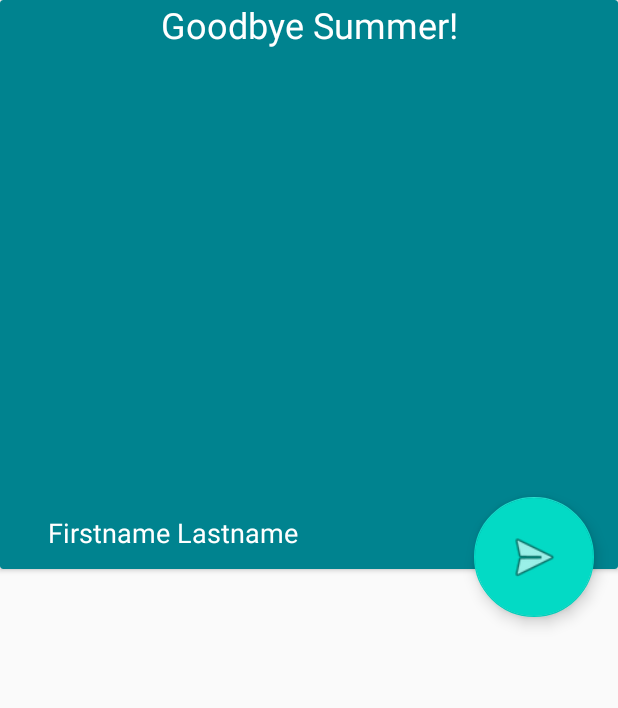
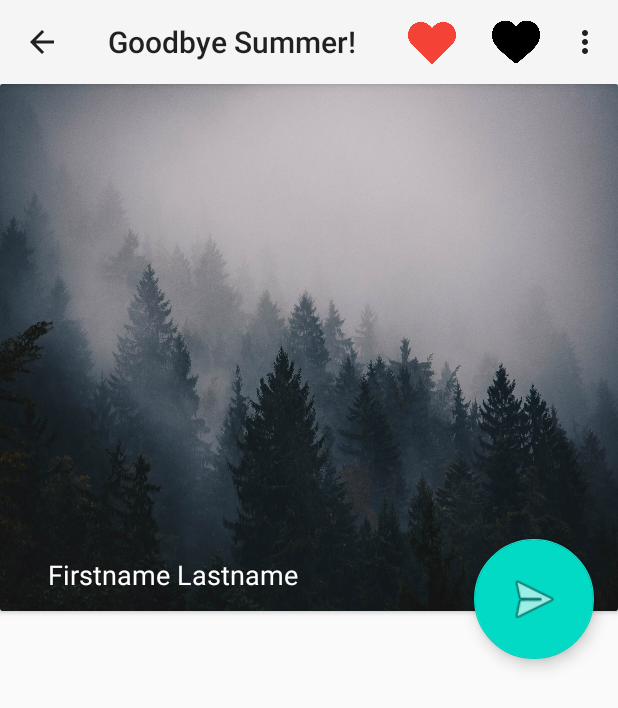
Before and after one commit to Cyroxin/AndroidNativeApps, an Android app: the screen it shows after launch (MainActivity), after a tap on "send", on a phone screen of 412 x 824 dp. Shown: the top 708 px of the screen. Run offline under Robolectric (Android 15) with nearby library versions, the phone set to English and light mode, and no system bars.

Commit message:
HelloWorldMaterialDesign V2

```diff
--- a/Examples/HelloWorldMaterialDesign/app/src/main/AndroidManifest.xml
+++ b/Examples/HelloWorldMaterialDesign/app/src/main/AndroidManifest.xml
@@ -8,7 +8,7 @@
         android:label="@string/app_name"
         android:roundIcon="@mipmap/ic_launcher_round"
         android:supportsRtl="true"
-        android:theme="@style/Theme.AppCompat.Light.NoActionBar">
+        android:theme="@style/Theme.AppCompat.Light">
         <activity
             android:name=".MainActivity"
             android:exported="true">
--- a/Examples/HelloWorldMaterialDesign/app/src/main/java/com/example/helloworld/MainActivity.kt
+++ b/Examples/HelloWorldMaterialDesign/app/src/main/java/com/example/helloworld/MainActivity.kt
@@ -2,21 +2,33 @@ package com.example.helloworld
 
 import androidx.appcompat.app.AppCompatActivity
 import android.os.Bundle
-import android.widget.Button
 import android.widget.EditText
-import android.widget.TextView
 import com.google.android.material.floatingactionbutton.FloatingActionButton
+import androidx.appcompat.app.ActionBar
+import android.view.Menu
+
+// Banner image source: https://cleanpublicdomain.com/
+// Uploader: https://cleanpublicdomain.com/vendor-dashboard/prashu8055/
 
 class MainActivity : AppCompatActivity() {
     override fun onCreate(savedInstanceState: Bundle?) {
         super.onCreate(savedInstanceState)
         setContentView(R.layout.activity_main)
 
+        val actionBar: ActionBar? = supportActionBar
+        actionBar?.setHomeAsUpIndicator(androidx.appcompat.R.drawable.abc_ic_ab_back_material);
+        actionBar?.setHomeButtonEnabled(true)
+        actionBar?.setDisplayHomeAsUpEnabled(true)
 
-        val title = findViewById<TextView>(R.id.textView)
         val btn = findViewById<FloatingActionButton>(R.id.send)
         val editbox = findViewById<EditText>(R.id.editbox)
-        btn.setOnClickListener { if(editbox.text.isEmpty()) { if (title.text == "Hello World") title.text = "Goodbye Summer!" else title.text = "Hello World"} else {title.text = "Hello " + editbox.text + '!'; editbox.text.clear()} }
+        btn.setOnClickListener { if(editbox.text.isEmpty()) { if (actionBar?.title == "Hello World") actionBar?.title = "Goodbye Summer!" else actionBar?.title = "Hello World"} else {actionBar?.title = "Hello " + editbox.text + '!'; editbox.text.clear()} }
 
     }
+
+    override fun onCreateOptionsMenu(menu: Menu?): Boolean {
+        val inflater = menuInflater
+        inflater.inflate(R.menu.items, menu)
+        return super.onCreateOptionsMenu(menu)
+    }
 }
--- a/Examples/HelloWorldMaterialDesign/app/src/main/res/layout/activity_main.xml
+++ b/Examples/HelloWorldMaterialDesign/app/src/main/res/layout/activity_main.xml
@@ -24,6 +24,7 @@
         android:layout_marginEnd="16dp"
         android:clickable="true"
         android:contentDescription="@string/send"
+        android:elevation="8dp"
         android:focusable="true"
         app:backgroundTint="@color/teal_200"
         app:ensureMinTouchTargetSize="true"
@@ -42,25 +43,13 @@
         android:layout_marginBottom="32dp"
         android:backgroundTint="@color/secondary"
         android:elevation="1dp"
+        android:foreground="@drawable/banner"
         app:layout_constraintBottom_toTopOf="@+id/border"
         app:layout_constraintEnd_toEndOf="parent"
         app:layout_constraintHorizontal_bias="0.0"
         app:layout_constraintStart_toStartOf="parent"
         app:layout_constraintTop_toTopOf="parent"
-        app:layout_constraintVertical_bias="1.0">
-
-        <TextView
-            android:id="@+id/textView"
-            android:layout_width="match_parent"
-            android:layout_height="wrap_content"
-            android:elevation="2dp"
-            android:shadowRadius="5"
-            android:text="@string/app_name"
-            android:textAlignment="center"
-            android:textColor="@color/white"
-            android:textSize="24sp" />
-
-    </androidx.cardview.widget.CardView>
+        app:layout_constraintVertical_bias="1.0"/>
 
     <ScrollView
         android:id="@+id/scrollView"
@@ -70,8 +59,7 @@
         app:layout_constraintEnd_toEndOf="parent"
         app:layout_constraintHorizontal_bias="1.0"
         app:layout_constraintStart_toStartOf="parent"
-        app:layout_constraintTop_toTopOf="@id/border"
-        app:layout_constraintVertical_bias="1.0"
+        app:layout_constraintTop_toBottomOf="@id/cardView"
         tools:ignore="SpeakableTextPresentCheck">
 
     </ScrollView>
--- /dev/null
+++ b/Examples/HelloWorldMaterialDesign/app/src/main/res/menu/items.xml
@@ -0,0 +1,29 @@
+<?xml version="1.0" encoding="utf-8"?>
+<menu xmlns:app="http://schemas.android.com/apk/res-auto"
+    xmlns:android="http://schemas.android.com/apk/res/android" >
+
+    <item
+        android:id="@+id/gamepad"
+        android:title="like"
+        android:icon="@drawable/likered"
+        app:showAsAction="ifRoom|withText" />
+
+    <item
+        android:id="@+id/camera"
+        android:title="hate"
+        android:icon="@drawable/likedark"
+        app:showAsAction="ifRoom|withText" />
+    <item
+        android:id="@+id/phone"
+        android:title="item1"
+        app:showAsAction="ifRoom|withText" />
+
+    <item
+        android:id="@+id/computer"
+        android:title="item2"
+        app:showAsAction="ifRoom|withText" />
+
+
+
+
+</menu>
--- a/Examples/HelloWorldMaterialDesign/app/src/main/res/values/strings.xml
+++ b/Examples/HelloWorldMaterialDesign/app/src/main/res/values/strings.xml
@@ -4,4 +4,5 @@
     <string name="str_two" translatable="false">2</string>
     <string name="send">send</string>
     <string name="firstname_lastname">Firstname Lastname</string>
+    <string name="banner">banner</string>
 </resources>
--- a/Examples/HelloWorldMaterialDesign/app/src/main/res/values/themes.xml
+++ b/Examples/HelloWorldMaterialDesign/app/src/main/res/values/themes.xml
@@ -2,12 +2,12 @@
     <!-- Base application theme. -->
     <style name="Theme.HelloWorld" parent="Theme.MaterialComponents.DayNight.DarkActionBar">
         <!-- Primary brand color. -->
-        <item name="colorPrimary">@color/purple_500</item>
-        <item name="colorPrimaryVariant">@color/purple_700</item>
+        <item name="colorPrimary">@color/primary</item>
+        <item name="colorPrimaryVariant">@color/tertiary</item>
         <item name="colorOnPrimary">@color/white</item>
         <!-- Secondary brand color. -->
-        <item name="colorSecondary">@color/teal_200</item>
-        <item name="colorSecondaryVariant">@color/teal_700</item>
+        <item name="colorSecondary">@color/secondary</item>
+        <item name="colorSecondaryVariant">@color/tertiary</item>
         <item name="colorOnSecondary">@color/black</item>
         <!-- Status bar color. -->
         <item name="android:statusBarColor" tools:targetApi="l">?attr/colorPrimaryVariant</item>
```
Also changed, not shown: Examples/HelloWorldMaterialDesign/app/src/main/res/drawable-v24/banner.jpg (added), Examples/HelloWorldMaterialDesign/app/src/main/res/drawable-v24/likedark.png (added), Examples/HelloWorldMaterialDesign/app/src/main/res/drawable-v24/likered.png (added), 8 other files.
